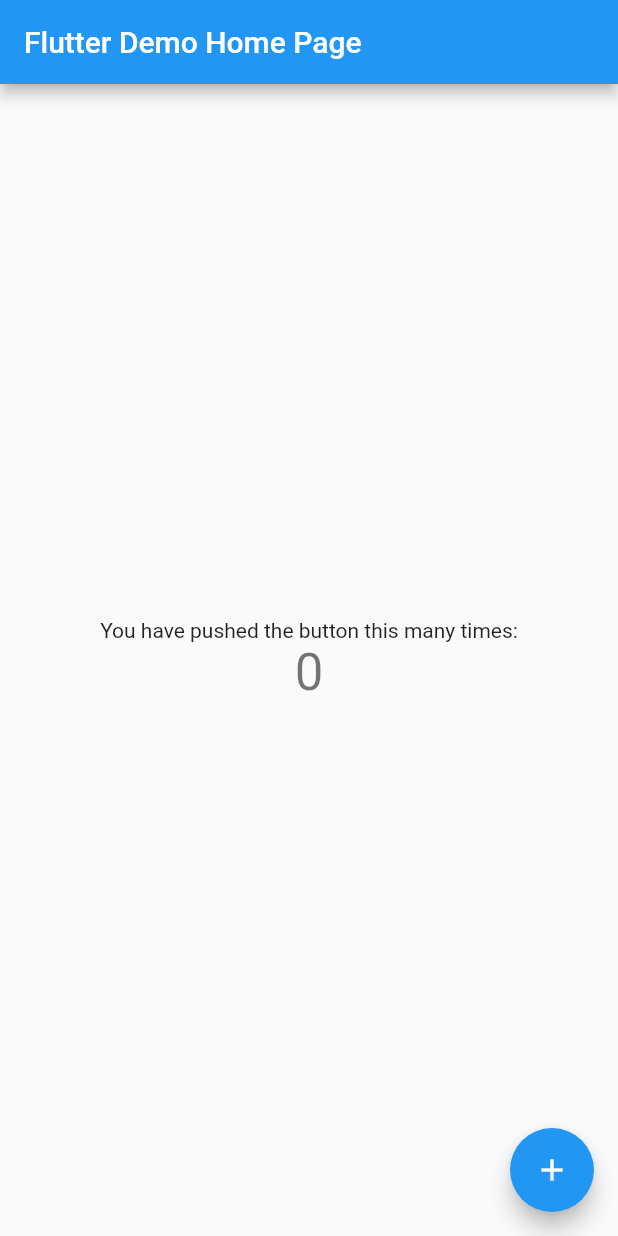
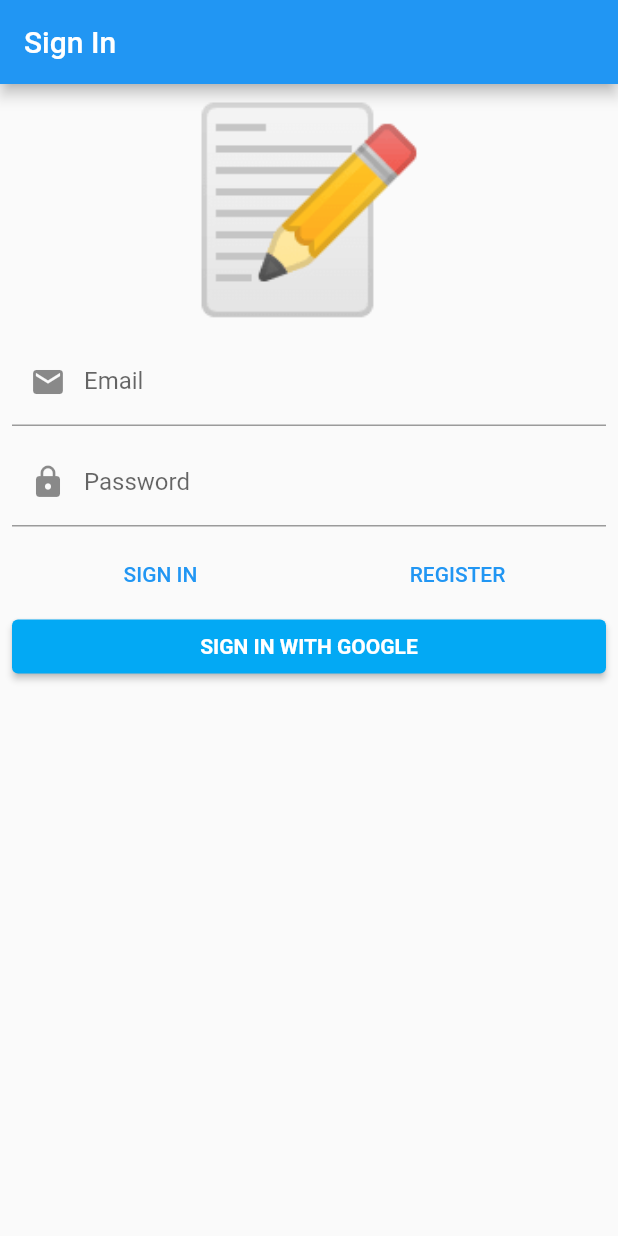
Before and after one commit to vitcon-lonton/tran, a Flutter app: the screen it shows after launch, on a phone screen of 412 x 824 dp. Run offline on Flutter 3.47's test engine with Material 2 defaults, Android fonts, the phone set to English and light mode, and no system bars; our stand-ins replace bloc, dartz, dio, flutter_bloc, flutter_secure_storage, freezed_annotation and 2 more; missing offline and left inert: postman_dio; generated files the repository leaves out were written again; statements that could not run were skipped.

Commit message:
Update core

```diff
--- /dev/null
+++ b/lib/domain/core/entities.dart
@@ -0,0 +1,11 @@
+import 'package:freezed_annotation/freezed_annotation.dart';
+
+part 'entities.freezed.dart';
+
+@freezed
+class AsyncStatus with _$AsyncStatus {
+  const factory AsyncStatus.busy() = _Busy;
+  const factory AsyncStatus.complete() = _Complete;
+  const factory AsyncStatus.failed() = _Failed;
+  const factory AsyncStatus.idle() = _Idle;
+}
--- /dev/null
+++ b/lib/domain/core/failures.dart
@@ -0,0 +1,26 @@
+import 'package:freezed_annotation/freezed_annotation.dart';
+
+part 'failures.freezed.dart';
+
+@freezed
+abstract class ValueFailure<T> with _$ValueFailure<T> {
+  const factory ValueFailure.exceedingLength(
+      {required T failedValue, required int max}) = ExceedingLength<T>;
+  const factory ValueFailure.notAchievedLength(
+      {required T failedValue, required int min}) = NotAchievedLength<T>;
+  const factory ValueFailure.empty({required T failedValue}) = Empty<T>;
+  const factory ValueFailure.numeric({required T failedValue}) = Numeric<T>;
+  const factory ValueFailure.multiLine({required T failedValue}) = MultiLine<T>;
+  const factory ValueFailure.listTooLong(
+      {required T failedValue, required int max}) = ListTooLong<T>;
+  const factory ValueFailure.invalidEmail({required T failedValue}) =
+      InvalidEmail<T>;
+  const factory ValueFailure.invalidPassword({required T failedValue}) =
+      ShortPassword<T>;
+  const factory ValueFailure.other({required T failedValue}) = Other<T>;
+}
+
+@freezed
+abstract class LanguageFailure with _$LanguageFailure {
+  const factory LanguageFailure.notFound() = LanguageFailureNotFound;
+}
--- /dev/null
+++ b/lib/domain/core/params.dart
@@ -0,0 +1,3 @@
+// import 'package:freezed_annotation/freezed_annotation.dart';
+
+// part 'params.freezed.dart';
--- /dev/null
+++ b/lib/domain/core/value_objects.dart
@@ -0,0 +1,112 @@
+import 'package:dartz/dartz.dart';
+import 'package:freezed_annotation/freezed_annotation.dart';
+
+import 'errors.dart';
+import 'failures.dart';
+import 'value_validators.dart';
+
+class Email extends ValueObject<String> {
+  static const maxLength = 15;
+
+  @override
+  final Either<ValueFailure<String>, String> value;
+
+  factory Email(String input) {
+    return Email._(validateStringNotEmpty(input).flatMap(validateEmailAddress));
+  }
+
+  const Email._(this.value);
+}
+
+class Name extends ValueObject<String> {
+  static const maxLength = 15;
+
+  @override
+  final Either<ValueFailure<String>, String> value;
+
+  factory Name(String input) {
+    return Name._(validateStringNotEmpty(input)
+        .flatMap(validateSingleLine)
+        .flatMap((v) => validateMaxStringLength(input, maxLength)));
+  }
+
+  const Name._(this.value);
+}
+
+class Password extends ValueObject<String> {
+  static const minLength = 8;
+  static const maxLength = 15;
+
+  @override
+  final Either<ValueFailure<String>, String> value;
+
+  factory Password(String input) {
+    return Password._(validateStringNotEmpty(input).flatMap((v) {
+      return validateMinStringLength(input, minLength);
+    }).flatMap(validatePassword));
+  }
+
+  const Password._(this.value);
+}
+
+class Phone extends ValueObject<String> {
+  static const maxLength = 15;
+  static const minLength = 0;
+
+  @override
+  final Either<ValueFailure<String>, String> value;
+
+  factory Phone(String input) {
+    return Phone._(validateStringNotEmpty(input)
+        .flatMap(validateSingleLine)
+        .flatMap((v) => validateMinStringLength(input, minLength))
+        .flatMap((v) => validateMaxStringLength(input, maxLength))
+        .flatMap(validateIsNumeric));
+  }
+
+  const Phone._(this.value);
+}
+
+class UniqueId extends ValueObject<String> {
+  @override
+  final Either<ValueFailure<String>, String> value;
+
+  factory UniqueId() => UniqueId._(right('HKD!@#'));
+
+  factory UniqueId.fromUniqueString(String uniqueId) {
+    return UniqueId._(right(uniqueId));
+  }
+
+  const UniqueId._(this.value);
+}
+
+@immutable
+abstract class ValueObject<T> {
+  const ValueObject();
+  Either<ValueFailure<dynamic>, Unit> get failureOrUnit {
+    return value.fold((l) => left(l), (r) => right(unit));
+  }
+
+  @override
+  int get hashCode => value.hashCode;
+
+  bool get valid => value.isRight();
+
+  Either<ValueFailure<T>, T> get value;
+
+  @override
+  bool operator ==(Object o) {
+    if (identical(this, o)) return true;
+
+    return o is ValueObject<T> && o.value == value;
+  }
+
+  /// Throws [UnexpectedValueError] containing the [ValueFailure]
+  T getOrCrash() {
+    // id = identity - same as writing (right) => right
+    return value.fold((f) => throw UnexpectedValueError(f), id);
+  }
+
+  @override
+  String toString() => 'Value($value)';
+}
--- /dev/null
+++ b/lib/domain/core/value_transformers.dart
@@ -0,0 +1,5 @@
+import 'dart:ui';
+
+Color makeColorOpaque(Color color) {
+  return color.withOpacity(1);
+}
--- a/lib/main.dart
+++ b/lib/main.dart
@@ -1,115 +1,25 @@
 import 'package:flutter/material.dart';
 
+import 'package:tranme/injector.dart' as di;
+import 'package:tranme/presentation/feature/login/login_page.dart';
+
+import 'env_config.dart';
+
 void main() {
+  WidgetsFlutterBinding.ensureInitialized();
+  di.initializeDependencies(mode: EnvConfig.mode);
   runApp(const MyApp());
 }
 
 class MyApp extends StatelessWidget {
   const MyApp({Key? key}) : super(key: key);
 
-  // This widget is the root of your application.
   @override
   Widget build(BuildContext context) {
     return MaterialApp(
+      home: SignInPage(),
       title: 'Flutter Demo',
-      theme: ThemeData(
-        // This is the theme of your application.
-        //
-        // Try running your application with "flutter run". You'll see the
-        // application has a blue toolbar. Then, without quitting the app, try
-        // changing the primarySwatch below to Colors.green and then invoke
-        // "hot reload" (press "r" in the console where you ran "flutter run",
-        // or simply save your changes to "hot reload" in a Flutter IDE).
-        // Notice that the counter didn't reset back to zero; the application
-        // is not restarted.
-        primarySwatch: Colors.blue,
-      ),
-      home: const MyHomePage(title: 'Flutter Demo Home Page'),
+      theme: ThemeData(primarySwatch: Colors.blue),
     );
   }
 }
-
-class MyHomePage extends StatefulWidget {
-  const MyHomePage({Key? key, required this.title}) : super(key: key);
-
-  // This widget is the home page of your application. It is stateful, meaning
-  // that it has a State object (defined below) that contains fields that affect
-  // how it looks.
-
-  // This class is the configuration for the state. It holds the values (in this
-  // case the title) provided by the parent (in this case the App widget) and
-  // used by the build method of the State. Fields in a Widget subclass are
-  // always marked "final".
-
-  final String title;
-
-  @override
-  State<MyHomePage> createState() => _MyHomePageState();
-}
-
-class _MyHomePageState extends State<MyHomePage> {
-  int _counter = 0;
-
-  void _incrementCounter() {
-    setState(() {
-      // This call to setState tells the Flutter framework that something has
-      // changed in this State, which causes it to rerun the build method below
-      // so that the display can reflect the updated values. If we changed
-      // _counter without calling setState(), then the build method would not be
-      // called again, and so nothing would appear to happen.
-      _counter++;
-    });
-  }
-
-  @override
-  Widget build(BuildContext context) {
-    // This method is rerun every time setState is called, for instance as done
-    // by the _incrementCounter method above.
-    //
-    // The Flutter framework has been optimized to make rerunning build methods
-    // fast, so that you can just rebuild anything that needs updating rather
-    // than having to individually change instances of widgets.
-    return Scaffold(
-      appBar: AppBar(
-        // Here we take the value from the MyHomePage object that was created by
-        // the App.build method, and use it to set our appbar title.
-        title: Text(widget.title),
-      ),
-      body: Center(
-        // Center is a layout widget. It takes a single child and positions it
-        // in the middle of the parent.
-        child: Column(
-          // Column is also a layout widget. It takes a list of children and
-          // arranges them vertically. By default, it sizes itself to fit its
-          // children horizontally, and tries to be as tall as its parent.
-          //
-          // Invoke "debug painting" (press "p" in the console, choose the
-          // "Toggle Debug Paint" action from the Flutter Inspector in Android
-          // Studio, or the "Toggle Debug Paint" command in Visual Studio Code)
-          // to see the wireframe for each widget.
-          //
-          // Column has various properties to control how it sizes itself and
-          // how it positions its children. Here we use mainAxisAlignment to
-          // center the children vertically; the main axis here is the vertical
-          // axis because Columns are vertical (the cross axis would be
-          // horizontal).
-          mainAxisAlignment: MainAxisAlignment.center,
-          children: <Widget>[
-            const Text(
-              'You have pushed the button this many times:',
-            ),
-            Text(
-              '$_counter',
-              style: Theme.of(context).textTheme.headline4,
-            ),
-          ],
-        ),
-      ),
-      floatingActionButton: FloatingActionButton(
-        onPressed: _incrementCounter,
-        tooltip: 'Increment',
-        child: const Icon(Icons.add),
-      ), // This trailing comma makes auto-formatting nicer for build methods.
-    );
-  }
-}
--- /dev/null
+++ b/lib/presentation/feature/login/login_cubit.dart
@@ -0,0 +1,87 @@
+import 'package:bloc/bloc.dart';
+import 'package:freezed_annotation/freezed_annotation.dart';
+import 'package:tranme/domain/core/entities.dart';
+import 'package:tranme/domain/core/value_objects.dart';
+
+part 'login_cubit.freezed.dart';
+
+@freezed
+abstract class LoginState with _$LoginState {
+  LoginState._();
+  factory LoginState({
+    Email? email,
+    Password? password,
+    @Default(AsyncStatus.idle()) AsyncStatus status,
+  }) = _LoginState;
+
+  // ValueFailure<String>? get emailError => email?.;
+
+  // ValueFailure<String>? get passwordError => password?.error;
+
+  bool get valid {
+    return true;
+    // return (emailError != null && passwordError != null);
+  }
+
+  factory LoginState.init() {
+    return LoginState().idle();
+
+    // .copyWith(email: const Email.pure())
+    // .copyWith(password: const Password.pure());
+  }
+
+  LoginState busy() => copyWith(status: AsyncStatus.busy());
+  LoginState idle() => copyWith(status: AsyncStatus.idle());
+  LoginState failed() => copyWith(status: AsyncStatus.failed());
+  LoginState complete() => copyWith(status: AsyncStatus.complete());
+}
+
+class LoginCubit extends Cubit<LoginState> {
+  // final _loginApple = sl<LoginApple>();
+  // final _loginEmail = sl<LoginEmail>();
+  // final _loginGoogle = sl<LoginGoogle>();
+  // final _loginFacebook = sl<LoginFacebook>();
+
+  LoginCubit() : super(LoginState.init());
+
+  // get _emailParams {
+  //   return LoginEmailParams(email: state.email, password: state.password);
+  // }
+
+  emailChanged(String value) => emit(state.copyWith(email: Email(value)));
+
+  pwChanged(String value) => emit(state.copyWith(password: Password(value)));
+
+  emailSubmitted() async {
+    if (state.valid) {
+      emit(state.busy());
+      Future.delayed(Duration(seconds: 1));
+      emit(state.complete());
+
+      // emit((await _loginEmail(_emailParams)).fold((credential) {
+      //   return state.complete();
+      // }, (f) => state.failed()));
+    }
+  }
+
+  // facebookSubmitted() async {
+  //   emit(state.busy());
+  //   emit((await _loginFacebook(NoParams())).fold((credential) {
+  //     return state.complete();
+  //   }, (f) => state.failed()));
+  // }
+
+  // googleSubmitted() async {
+  //   emit(state.busy());
+  //   emit((await _loginGoogle(NoParams())).fold((credential) {
+  //     return state.complete();
+  //   }, (f) => state.failed()));
+  // }
+
+  // appleSubmitted() async {
+  //   emit(state.busy());
+  //   emit((await _loginApple(NoParams())).fold((credential) {
+  //     return state.complete();
+  //   }, (f) => state.failed()));
+  // }
+}
--- /dev/null
+++ b/lib/presentation/feature/login/login_page.dart
@@ -0,0 +1,18 @@
+import 'package:flutter/material.dart';
+import 'package:flutter_bloc/flutter_bloc.dart';
+
+import 'login_cubit.dart';
+import 'widgets/sign_in_form.dart';
+
+class SignInPage extends StatelessWidget {
+  @override
+  Widget build(BuildContext context) {
+    return Scaffold(
+      appBar: AppBar(title: const Text('Sign In')),
+      body: BlocProvider(
+        child: SignInForm(),
+        create: (context) => LoginCubit(),
+      ),
+    );
+  }
+}
--- /dev/null
+++ b/lib/presentation/feature/login/widgets/sign_in_form.dart
@@ -0,0 +1,135 @@
+import 'package:flutter/material.dart';
+import 'package:flutter_bloc/flutter_bloc.dart';
+import 'package:tranme/presentation/feature/login/login_cubit.dart';
+
+class SignInForm extends StatelessWidget {
+  @override
+  Widget build(BuildContext context) {
+    return BlocConsumer<LoginCubit, LoginState>(
+      listener: (context, state) {
+        // state.authFailureOrSuccessOption.fold(
+        //   () {},
+        //   (either) => either.fold(
+        //     (failure) {
+        //       final snackBar = SnackBar(
+        //         behavior: SnackBarBehavior.floating,
+        //         content: Text(
+        //           failure.map(
+        //             cancelledByUser: (_) => 'Cancelled',
+        //             serverError: (_) => 'Server error',
+        //             emailAlreadyInUse: (_) => 'Email already in use',
+        //             invalidEmailAndPasswordCombination: (_) =>
+        //                 'Invalid email and password combination',
+        //           ),
+        //         ),
+        //         action: SnackBarAction(
+        //           label: 'Action',
+        //           onPressed: () {},
+        //         ),
+        //       );
+
+        //       ScaffoldMessenger.of(context).showSnackBar(snackBar);
+        //     },
+        //     (_) {
+        //       AutoRouter.of(context).replace(const NotesOverviewPageRoute());
+        //       context
+        //           .read<AuthBloc>()
+        //           .add(const AuthEvent.authCheckRequested());
+        //     },
+        //   ),
+        // );
+      },
+      builder: (context, state) {
+        return Form(
+          // autovalidateMode: state.showErrorMessages
+          //     ? AutovalidateMode.always
+          //     : AutovalidateMode.disabled,
+          child: ListView(
+            padding: const EdgeInsets.all(8),
+            children: [
+              const Text(
+                '📝',
+                textAlign: TextAlign.center,
+                style: TextStyle(fontSize: 130),
+              ),
+              const SizedBox(height: 8),
+              TextFormField(
+                decoration: const InputDecoration(
+                    prefixIcon: Icon(Icons.email), labelText: 'Email'),
+                autocorrect: false,
+                onChanged: context.read<LoginCubit>().emailChanged,
+                validator: (_) => context
+                    .read<LoginCubit>()
+                    .state
+                    .email!
+                    .value
+                    .fold(
+                        (f) => f.maybeMap(
+                            orElse: () => null,
+                            invalidEmail: (_) => 'Invalid Email'),
+                        (_) => null),
+              ),
+              const SizedBox(height: 8),
+              TextFormField(
+                decoration: const InputDecoration(
+                  prefixIcon: Icon(Icons.lock),
+                  labelText: 'Password',
+                ),
+                autocorrect: false,
+                obscureText: true,
+                onChanged: context.read<LoginCubit>().pwChanged,
+                validator: (_) => context
+                    .read<LoginCubit>()
+                    .state
+                    .password!
+                    .value
+                    .fold(
+                        (f) => f.maybeMap(
+                            orElse: () => null,
+                            invalidPassword: (_) => 'Short Password'),
+                        (_) => null),
+              ),
+              const SizedBox(height: 8),
+              Row(
+                children: [
+                  Expanded(
+                    child: TextButton(
+                      child: const Text('SIGN IN'),
+                      onPressed: () =>
+                          context.read<LoginCubit>().emailSubmitted(),
+                    ),
+                  ),
+                  Expanded(
+                    child: TextButton(
+                      onPressed: () =>
+                          context.read<LoginCubit>().emailSubmitted(),
+                      child: const Text('REGISTER'),
+                    ),
+                  ),
+                ],
+              ),
+              ElevatedButton(
+                onPressed: () {},
+                style: ElevatedButton.styleFrom(
+                  primary: Colors.lightBlue, // background
+                  onPrimary: Colors.white, // foreground
+                ),
+                child: const Text(
+                  'SIGN IN WITH GOOGLE',
+                  style: TextStyle(
+                    color: Colors.white,
+                    fontWeight: FontWeight.bold,
+                  ),
+                ),
+              ),
+              // if (state.sta) ...[
+              //   const SizedBox(height: 8),
+              //   const LinearProgressIndicator(),
+              // ]
+            ],
+          ),
+        );
+      },
+    );
+  }
+}
```
Also changed, not shown: lib/domain/core/errors.dart (added, +16 -0 lines), lib/domain/core/value_validators.dart (added, +98 -0 lines), lib/env_config.dart (added, +25 -0 lines), lib/injector.dart (added, +44 -0 lines), lib/presentation/theme/background.dart (added), lib/presentation/theme/theme.dart (added), 3 other files.
